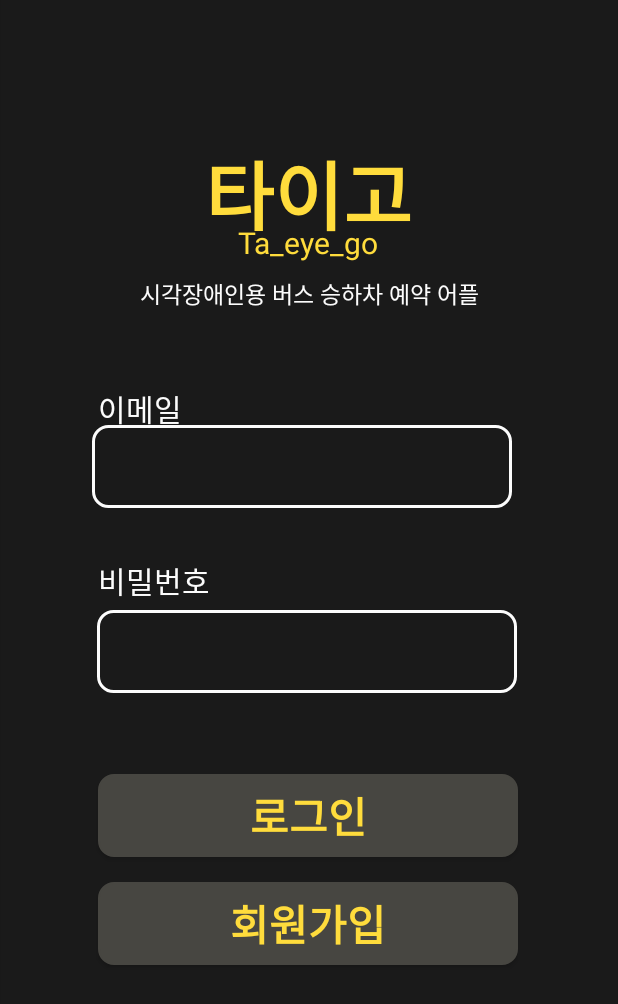
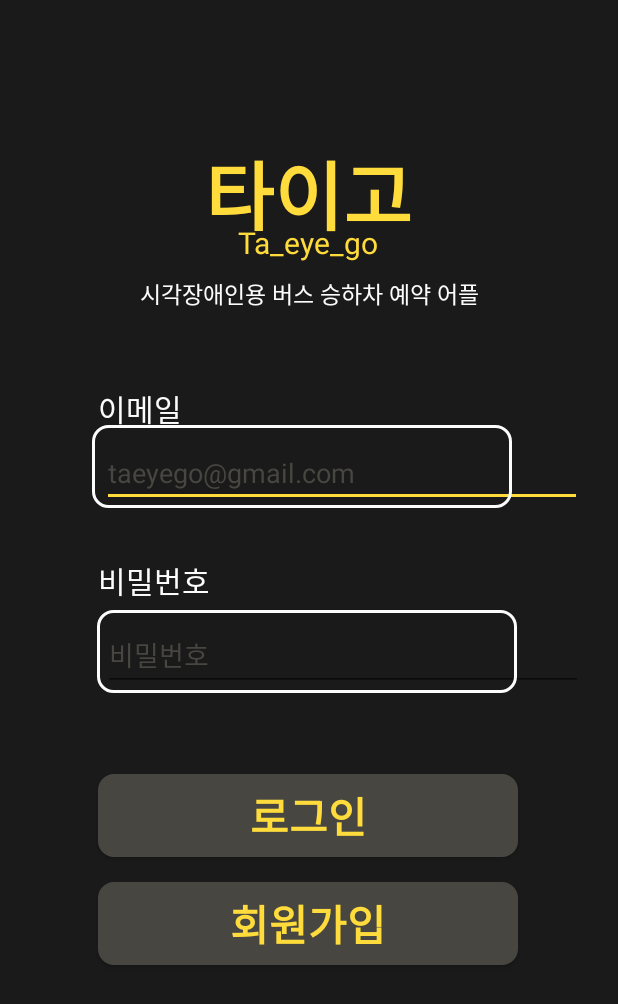
Before and after one commit to Ta-eye-go/Android, an Android app: the Login_email screen opened directly, with no data from a screen before it, on a phone screen of 412 x 824 dp. Shown: the top 1004 px of the screen. Run offline under Robolectric (Android 15) with nearby library versions, the phone set to English and light mode, and no system bars.

Commit message:
로그인 힌트 추가

```diff
--- a/app/src/main/res/layout/activity_login_email.xml
+++ b/app/src/main/res/layout/activity_login_email.xml
@@ -46,6 +46,7 @@
         app:layout_constraintStart_toStartOf="parent"
         app:layout_constraintTop_toTopOf="parent" />
 
+    <!-- 이메일 -->
     <TextView
         android:id="@+id/email"
         android:layout_width="wrap_content"
@@ -74,6 +75,24 @@
         app:layout_constraintStart_toStartOf="parent"
         app:layout_constraintTop_toTopOf="parent" />
 
+    <EditText
+        android:id="@+id/email_hint"
+        android:layout_width="wrap_content"
+        android:layout_height="wrap_content"
+        android:layout_marginStart="20dp"
+        android:layout_marginTop="85dp"
+        android:ems="15"
+        android:importantForAutofill="no"
+        android:hint="@string/email_hint"
+        android:inputType="textEmailAddress"
+        android:textColorHint="@color/grey"
+        android:textSize="18sp"
+        app:layout_constraintEnd_toEndOf="parent"
+        app:layout_constraintHorizontal_bias="0.67"
+        app:layout_constraintStart_toStartOf="parent"
+        app:layout_constraintTop_toBottomOf="@+id/title_ex" />
+
+    <!-- 비밀번호 -->
     <TextView
         android:id="@+id/password"
         android:layout_width="wrap_content"
@@ -102,6 +121,24 @@
         app:layout_constraintStart_toStartOf="parent"
         app:layout_constraintTop_toBottomOf="@+id/title_ex" />
 
+    <EditText
+        android:id="@+id/password_hint"
+        android:layout_width="wrap_content"
+        android:layout_height="wrap_content"
+        android:layout_marginStart="20dp"
+        android:layout_marginTop="205dp"
+        android:ems="15"
+        android:importantForAutofill="no"
+        android:hint="@string/password"
+        android:inputType="textPassword"
+        android:textColorHint="@color/grey"
+        android:textSize="18sp"
+        app:layout_constraintEnd_toEndOf="parent"
+        app:layout_constraintHorizontal_bias="0.675"
+        app:layout_constraintStart_toStartOf="parent"
+        app:layout_constraintTop_toBottomOf="@+id/title_ex" />
+
+    <!-- 로그인,회원가입 버튼 -->
     <androidx.appcompat.widget.AppCompatButton
         android:id="@+id/login_btn"
         android:layout_width="280dp"
--- a/app/src/main/res/values/strings.xml
+++ b/app/src/main/res/values/strings.xml
@@ -13,4 +13,5 @@
     <string name="password">비밀번호</string>
     <string name="login">로그인</string>
     <string name="membership">회원가입</string>
+    <string name="email_hint">taeyego@gmail.com</string>
 </resources>
```
